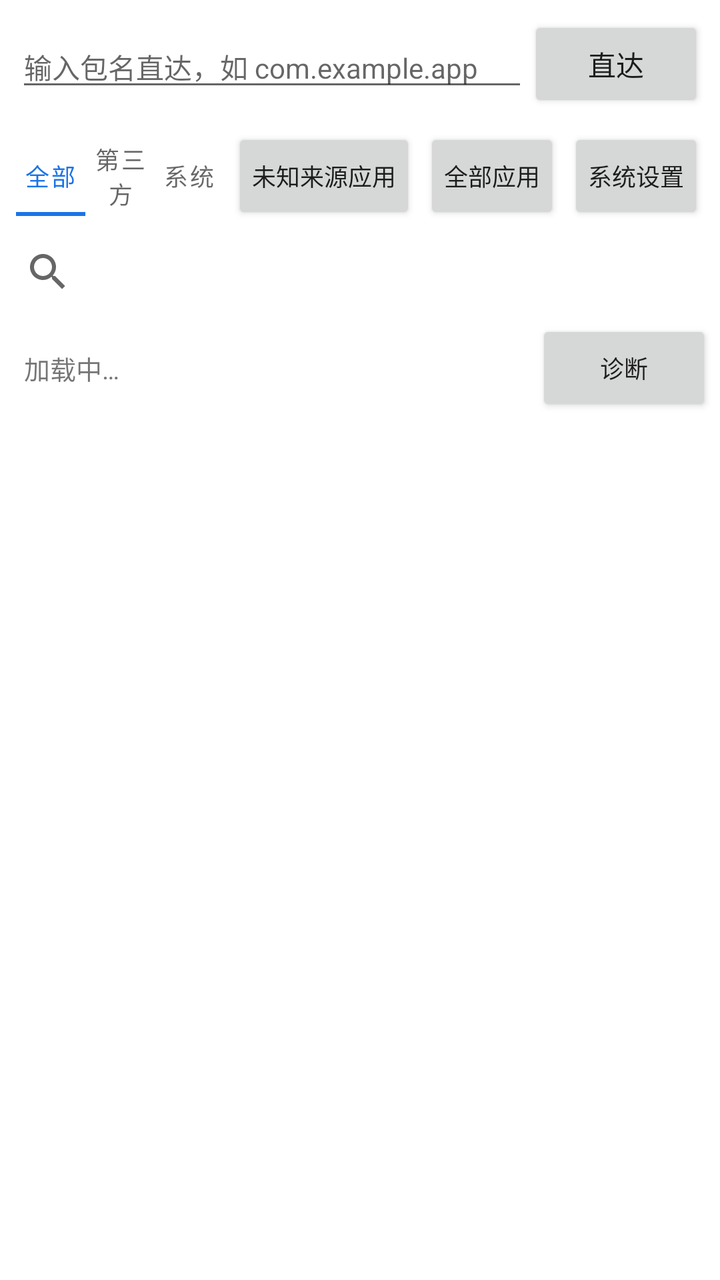
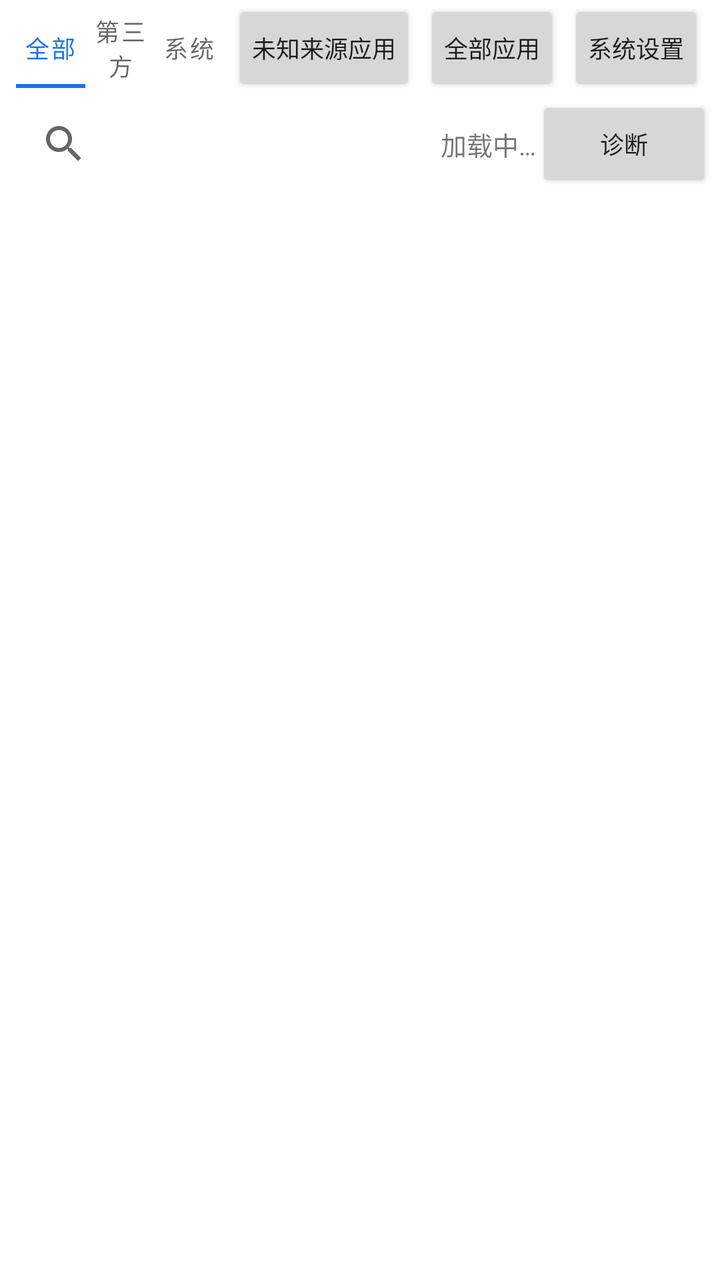

The first picture is an Android layout as it rendered before a commit; the second is the same layout after the commit. The layout source and the unified diff follow.
<!-- AndroidManifest.xml: application theme Theme.AppManager -->
<!-- res/layout/activity_main.xml -->
<?xml version="1.0" encoding="utf-8"?>
<LinearLayout xmlns:android="http://schemas.android.com/apk/res/android"
    xmlns:app="http://schemas.android.com/apk/res-auto"
    android:layout_width="match_parent"
    android:layout_height="match_parent"
    android:orientation="vertical">

    <LinearLayout
        android:layout_width="match_parent"
        android:layout_height="wrap_content"
        android:orientation="horizontal"
        android:padding="8dp"
        android:gravity="center_vertical">

        <EditText
            android:id="@+id/pkg_input"
            android:layout_width="0dp"
            android:layout_height="wrap_content"
            android:layout_weight="1"
            android:hint="输入包名直达，如 com.example.app"
            android:singleLine="true"
            android:inputType="text"
            android:textSize="14sp" />

        <Button
            android:id="@+id/btn_go_pkg"
            android:layout_width="wrap_content"
            android:layout_height="wrap_content"
            android:text="直达" />
    </LinearLayout>

    <LinearLayout
        android:layout_width="match_parent"
        android:layout_height="wrap_content"
        android:orientation="horizontal"
        android:gravity="center_vertical"
        android:paddingStart="8dp"
        android:paddingEnd="8dp">

        <com.google.android.material.tabs.TabLayout
            android:id="@+id/tabs"
            android:layout_width="0dp"
            android:layout_height="40dp"
            android:layout_weight="1"
            app:tabMode="fixed"
            app:tabGravity="fill"
            app:tabTextAppearance="@style/SmallTabText"
            app:tabIndicatorHeight="2dp"
            app:tabPaddingStart="4dp"
            app:tabPaddingEnd="4dp">

            <com.google.android.material.tabs.TabItem
                android:layout_width="wrap_content"
                android:layout_height="wrap_content"
                android:text="全部" />

            <com.google.android.material.tabs.TabItem
                android:layout_width="wrap_content"
                android:layout_height="wrap_content"
                android:text="第三方" />

            <com.google.android.material.tabs.TabItem
                android:layout_width="wrap_content"
                android:layout_height="wrap_content"
                android:text="系统" />
        </com.google.android.material.tabs.TabLayout>

        <Button
            android:id="@+id/btn_unknown_sources"
            android:layout_width="wrap_content"
            android:layout_height="wrap_content"
            android:layout_marginStart="4dp"
            android:minWidth="0dp"
            android:paddingStart="10dp"
            android:paddingEnd="10dp"
            android:text="未知来源应用"
            android:textSize="12sp" />

        <Button
            android:id="@+id/btn_all_apps"
            android:layout_width="wrap_content"
            android:layout_height="wrap_content"
            android:layout_marginStart="4dp"
            android:minWidth="0dp"
            android:paddingStart="10dp"
            android:paddingEnd="10dp"
            android:text="全部应用"
            android:textSize="12sp" />

        <Button
            android:id="@+id/btn_system_settings"
            android:layout_width="wrap_content"
            android:layout_height="wrap_content"
            android:layout_marginStart="4dp"
            android:minWidth="0dp"
            android:paddingStart="10dp"
            android:paddingEnd="10dp"
            android:text="系统设置"
            android:textSize="12sp" />
    </LinearLayout>

    <androidx.appcompat.widget.SearchView
        android:id="@+id/search"
        android:layout_width="match_parent"
        android:layout_height="wrap_content"
        android:queryHint="搜索应用名 / 包名"
        android:iconifiedByDefault="false" />

    <LinearLayout
        android:layout_width="match_parent"
        android:layout_height="wrap_content"
        android:orientation="horizontal"
        android:gravity="center_vertical"
        android:paddingStart="12dp"
        android:paddingEnd="4dp">

        <TextView
            android:id="@+id/count"
            android:layout_width="0dp"
            android:layout_height="wrap_content"
            android:layout_weight="1"
            android:text="加载中…"
            android:textSize="13sp" />

        <Button
            android:id="@+id/btn_diag"
            android:layout_width="wrap_content"
            android:layout_height="wrap_content"
            android:text="诊断"
            android:textSize="12sp" />
    </LinearLayout>

    <ProgressBar
        android:id="@+id/loading"
        android:layout_width="wrap_content"
        android:layout_height="wrap_content"
        android:layout_gravity="center"
        android:layout_marginTop="32dp" />

    <androidx.recyclerview.widget.RecyclerView
        android:id="@+id/recycler"
        android:layout_width="match_parent"
        android:layout_height="0dp"
        android:layout_weight="1"
        android:clipToPadding="false"
        android:padding="4dp" />
</LinearLayout>
<!-- resources referenced by this layout -->
<resources>
  <style name="SmallTabText" parent="TextAppearance.Design.Tab">
          <item name="android:textSize">12sp</item>
      </style>
  <style name="Theme.AppManager" parent="Theme.MaterialComponents.DayNight.NoActionBar">
          <item name="colorPrimary">#1B73E8</item>
          <item name="colorPrimaryVariant">#1558B0</item>
          <item name="colorOnPrimary">#FFFFFF</item>
          <item name="colorSecondary">#1B73E8</item>
      </style>
</resources>

<!-- the commit's change to res/layout/activity_main.xml (unified diff, before → after) -->
@@ -4,30 +4,6 @@
     android:layout_width="match_parent"
     android:layout_height="match_parent"
     android:orientation="vertical">
-
-    <LinearLayout
-        android:layout_width="match_parent"
-        android:layout_height="wrap_content"
-        android:orientation="horizontal"
-        android:padding="8dp"
-        android:gravity="center_vertical">
-
-        <EditText
-            android:id="@+id/pkg_input"
-            android:layout_width="0dp"
-            android:layout_height="wrap_content"
-            android:layout_weight="1"
-            android:hint="输入包名直达，如 com.example.app"
-            android:singleLine="true"
-            android:inputType="text"
-            android:textSize="14sp" />
-
-        <Button
-            android:id="@+id/btn_go_pkg"
-            android:layout_width="wrap_content"
-            android:layout_height="wrap_content"
-            android:text="直达" />
-    </LinearLayout>
 
     <LinearLayout
         android:layout_width="match_parent"
@@ -99,26 +75,27 @@
             android:textSize="12sp" />
     </LinearLayout>
 
-    <androidx.appcompat.widget.SearchView
-        android:id="@+id/search"
-        android:layout_width="match_parent"
-        android:layout_height="wrap_content"
-        android:queryHint="搜索应用名 / 包名"
-        android:iconifiedByDefault="false" />
-
     <LinearLayout
         android:layout_width="match_parent"
         android:layout_height="wrap_content"
         android:orientation="horizontal"
         android:gravity="center_vertical"
-        android:paddingStart="12dp"
+        android:paddingStart="8dp"
         android:paddingEnd="4dp">
+
+        <androidx.appcompat.widget.SearchView
+            android:id="@+id/search"
+            android:layout_width="0dp"
+            android:layout_height="wrap_content"
+            android:layout_weight="1"
+            android:queryHint="搜索应用名 / 包名"
+            android:iconifiedByDefault="false" />
 
         <TextView
             android:id="@+id/count"
-            android:layout_width="0dp"
+            android:layout_width="wrap_content"
             android:layout_height="wrap_content"
-            android:layout_weight="1"
+            android:layout_marginStart="8dp"
             android:text="加载中…"
             android:textSize="13sp" />
 
